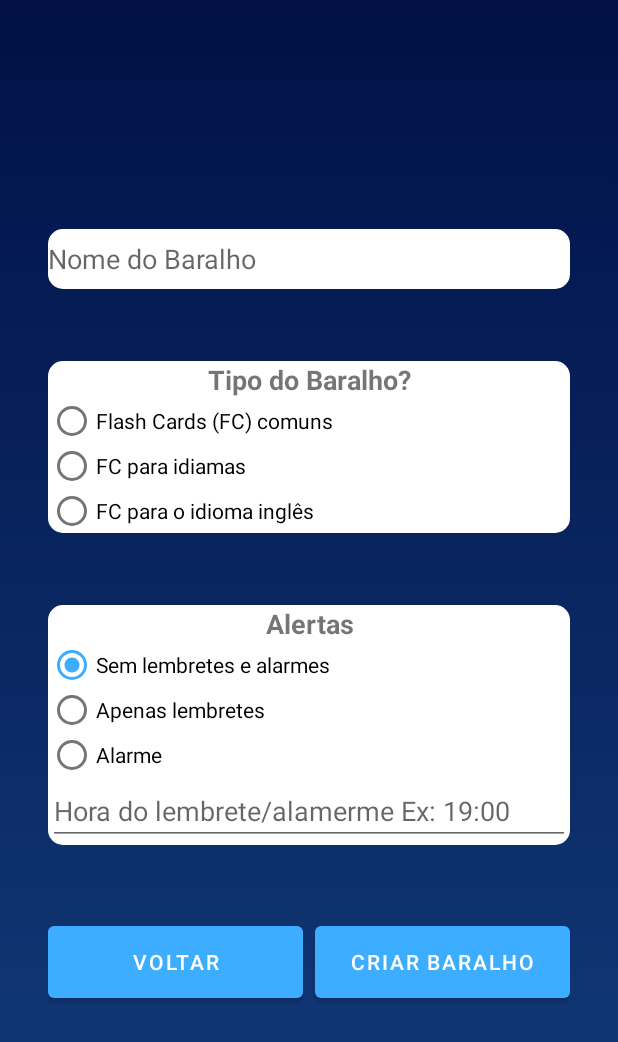
After one commit to marceloeugeniobruno/tcc, an Android app: the fragment ConfiguracoesFragment shown on its own in the app's theme, on a phone screen of 412 x 824 dp. The commit adds this screen. Shown: the top 1042 px of the screen. Run offline under Robolectric (Android 15) with nearby library versions, the phone set to English and light mode, and no system bars.

Commit message:
tela configurações de baralho

```diff
--- /dev/null
+++ b/app/src/main/java/com/example/tccflashcards/activity/ConfiguracoesFragment.java
@@ -0,0 +1,66 @@
+package com.example.tccflashcards.activity;
+
+import android.os.Bundle;
+
+import androidx.fragment.app.Fragment;
+
+import android.view.LayoutInflater;
+import android.view.View;
+import android.view.ViewGroup;
+
+import com.example.tccflashcards.R;
+
+/**
+ * A simple {@link Fragment} subclass.
+ * Use the {@link ConfiguracoesFragment#newInstance} factory method to
+ * create an instance of this fragment.
+ */
+public class ConfiguracoesFragment extends Fragment {
+
+    // TODO: Rename parameter arguments, choose names that match
+    // the fragment initialization parameters, e.g. ARG_ITEM_NUMBER
+    private static final String ARG_PARAM1 = "param1";
+    private static final String ARG_PARAM2 = "param2";
+
+    // TODO: Rename and change types of parameters
+    private String mParam1;
+    private String mParam2;
+
+    public ConfiguracoesFragment() {
+        // Required empty public constructor
+    }
+
+    /**
+     * Use this factory method to create a new instance of
+     * this fragment using the provided parameters.
+     *
+     * @param param1 Parameter 1.
+     * @param param2 Parameter 2.
+     * @return A new instance of fragment ConfiguracoesFragment.
+     */
+    // TODO: Rename and change types and number of parameters
+    public static ConfiguracoesFragment newInstance(String param1, String param2) {
+        ConfiguracoesFragment fragment = new ConfiguracoesFragment();
+        Bundle args = new Bundle();
+        args.putString(ARG_PARAM1, param1);
+        args.putString(ARG_PARAM2, param2);
+        fragment.setArguments(args);
+        return fragment;
+    }
+
+    @Override
+    public void onCreate(Bundle savedInstanceState) {
+        super.onCreate(savedInstanceState);
+        if (getArguments() != null) {
+            mParam1 = getArguments().getString(ARG_PARAM1);
+            mParam2 = getArguments().getString(ARG_PARAM2);
+        }
+    }
+
+    @Override
+    public View onCreateView(LayoutInflater inflater, ViewGroup container,
+                             Bundle savedInstanceState) {
+        // Inflate the layout for this fragment
+        return inflater.inflate(R.layout.fragment_configuracoes, container, false);
+    }
+}
--- /dev/null
+++ b/app/src/main/res/layout/fragment_configuracoes.xml
@@ -0,0 +1,160 @@
+<?xml version="1.0" encoding="utf-8"?>
+<androidx.constraintlayout.widget.ConstraintLayout xmlns:android="http://schemas.android.com/apk/res/android"
+    xmlns:app="http://schemas.android.com/apk/res-auto"
+    xmlns:tools="http://schemas.android.com/tools"
+    android:layout_width="match_parent"
+    android:layout_height="match_parent"
+    android:background="@drawable/fundotcc"
+    tools:context=".activity.ConfiguracoesFragment">
+
+    <EditText
+        android:id="@+id/editTextTextPersonName7"
+        android:layout_width="0dp"
+        android:layout_height="40dp"
+        android:layout_marginStart="32dp"
+        android:layout_marginLeft="32dp"
+        android:layout_marginEnd="32dp"
+        android:layout_marginRight="32dp"
+        android:layout_marginBottom="32dp"
+        android:background="@drawable/borda_arredondada"
+        android:ems="10"
+        android:hint="@string/config_nome_Baralho"
+        android:inputType="textPersonName"
+        app:layout_constraintBottom_toTopOf="@+id/radioGroup"
+        app:layout_constraintEnd_toEndOf="parent"
+        app:layout_constraintStart_toStartOf="parent"
+        app:layout_constraintTop_toTopOf="parent"
+        app:layout_constraintVertical_chainStyle="packed" />
+
+    <RadioGroup
+        android:id="@+id/radioGroup"
+        android:layout_width="0dp"
+        android:layout_height="wrap_content"
+        android:layout_marginStart="32dp"
+        android:layout_marginLeft="32dp"
+        android:layout_marginTop="16dp"
+        android:layout_marginEnd="32dp"
+        android:layout_marginRight="32dp"
+        android:layout_marginBottom="16dp"
+        android:background="@drawable/borda_arredondada"
+        app:layout_constraintBottom_toTopOf="@+id/radioGroup2"
+        app:layout_constraintEnd_toEndOf="parent"
+        app:layout_constraintStart_toStartOf="parent"
+        app:layout_constraintTop_toBottomOf="@+id/editTextTextPersonName7">
+
+        <TextView
+            android:id="@+id/textView6"
+            android:layout_width="match_parent"
+            android:layout_height="wrap_content"
+            android:gravity="center_horizontal"
+            android:text="@string/config_tex_tipo"
+            android:textSize="18sp"
+            android:textStyle="bold" />
+
+        <RadioButton
+            android:id="@+id/radioButton"
+            android:layout_width="match_parent"
+            android:layout_height="30dp"
+            android:text="@string/config_tipo_FCcomuns" />
+
+        <RadioButton
+            android:id="@+id/radioButton2"
+            android:layout_width="match_parent"
+            android:layout_height="30dp"
+            android:text="@string/config_tipo_FC_Idiomas" />
+
+        <RadioButton
+            android:id="@+id/radioButton3"
+            android:layout_width="match_parent"
+            android:layout_height="30dp"
+            android:text="@string/config_nome_FC_Idioma_Ingles" />
+    </RadioGroup>
+
+    <RadioGroup
+        android:id="@+id/radioGroup2"
+        android:layout_width="0dp"
+        android:layout_height="wrap_content"
+        android:layout_marginStart="32dp"
+        android:layout_marginLeft="32dp"
+        android:layout_marginTop="32dp"
+        android:layout_marginEnd="32dp"
+        android:layout_marginRight="32dp"
+        android:layout_marginBottom="32dp"
+        android:background="@drawable/borda_arredondada"
+        app:layout_constraintBottom_toTopOf="@+id/linearLayout"
+        app:layout_constraintEnd_toEndOf="parent"
+        app:layout_constraintStart_toStartOf="parent"
+        app:layout_constraintTop_toBottomOf="@+id/radioGroup">
+
+        <TextView
+            android:id="@+id/textView7"
+            android:layout_width="match_parent"
+            android:layout_height="wrap_content"
+            android:gravity="center_horizontal"
+            android:text="@string/config_alarme"
+            android:textSize="18sp"
+            android:textStyle="bold" />
+
+        <RadioButton
+            android:id="@+id/radioButton4"
+            android:layout_width="match_parent"
+            android:layout_height="30dp"
+            android:background="@drawable/borda_arredondada"
+            android:checked="true"
+            android:text="@string/config_alarme_sem" />
+
+        <RadioButton
+            android:id="@+id/radioButton5"
+            android:layout_width="match_parent"
+            android:layout_height="30dp"
+            android:text="@string/config_apenas_lembrete" />
+
+        <RadioButton
+            android:id="@+id/radioButton6"
+            android:layout_width="match_parent"
+            android:layout_height="30dp"
+            android:text="@string/config_alarme_alarme" />
+
+        <EditText
+            android:id="@+id/editTextTextPersonName8"
+            android:layout_width="match_parent"
+            android:layout_height="wrap_content"
+            android:ems="10"
+            android:hint="@string/config_hora"
+            android:inputType="datetime|time" />
+    </RadioGroup>
+
+    <LinearLayout
+        android:id="@+id/linearLayout"
+        android:layout_width="0dp"
+        android:layout_height="60dp"
+        android:layout_marginStart="32dp"
+        android:layout_marginLeft="32dp"
+        android:layout_marginTop="16dp"
+        android:layout_marginEnd="32dp"
+        android:layout_marginRight="32dp"
+        app:layout_constraintBottom_toBottomOf="parent"
+        app:layout_constraintEnd_toEndOf="parent"
+        app:layout_constraintStart_toStartOf="parent"
+        app:layout_constraintTop_toBottomOf="@+id/radioGroup2">
+
+        <Button
+            android:id="@+id/button9"
+            android:layout_width="30dp"
+            android:layout_height="match_parent"
+            android:layout_marginEnd="4dp"
+            android:layout_marginRight="4dp"
+            android:layout_weight="1"
+            android:text="@string/previous" />
+
+        <Button
+            android:id="@+id/button11"
+            android:layout_width="30dp"
+            android:layout_height="match_parent"
+            android:layout_marginStart="4dp"
+            android:layout_marginLeft="4dp"
+            android:layout_weight="1"
+            android:text="@string/config_aceitar" />
+
+    </LinearLayout>
+</androidx.constraintlayout.widget.ConstraintLayout>
--- a/app/src/main/res/values/strings.xml
+++ b/app/src/main/res/values/strings.xml
@@ -37,6 +37,18 @@
     <string name="perq_seuanimo_Animado">Bem Animado!</string>
     <string name="perq_seuanimo_tranquilo">Tranquilo!</string>
     <string name="perq_seuanimo_desanimado">Aff! mais um dia!</string>
+    <string name="config_nome_Baralho">Nome do Baralho</string>
+    <string name="config_tex_tipo">Tipo do Baralho?</string>
+    <string name="config_tipo_FCcomuns">Flash Cards (FC) comuns</string>
+    <string name="config_tipo_FC_Idiomas">FC para idiamas</string>
+    <string name="config_nome_FC_Idioma_Ingles">FC para o idioma inglês </string>
+    <string name="config_alarme">Alertas</string>
+    <string name="config_alarme_sem">Sem lembretes e alarmes</string>
+    <string name="config_apenas_lembrete">Apenas lembretes</string>
+    <string name="config_alarme_alarme">Alarme</string>
+    <string name="config_aceitar">Criar baralho</string>
+    <string name="config_hora">Hora do lembrete/alamerme Ex: 19:00</string>
+
 
 
 </resources>
```
